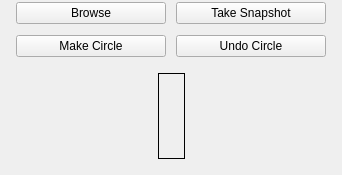
Above: GoTvApps/GoTvCommon/Forms/ThumbnailEditWidget.ui from brettrjones/gotvptop before the change. Below: the same form after it.
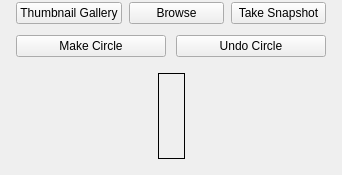
That is the form after the change. Custom widgets are drawn as their Qt base class.

Commit message: work on thumb gallery and library

The edit to the form file:
```diff
--- a/GoTvApps/GoTvCommon/Forms/ThumbnailEditWidget.ui
+++ b/GoTvApps/GoTvCommon/Forms/ThumbnailEditWidget.ui
@@ -26,7 +26,7 @@
    <item>
     <layout class="QHBoxLayout" name="horizontalLayout_3">
      <property name="spacing">
-      <number>10</number>
+      <number>7</number>
      </property>
      <property name="leftMargin">
       <number>5</number>
@@ -40,6 +40,13 @@
      <property name="bottomMargin">
       <number>5</number>
      </property>
+     <item>
+      <widget class="QPushButton" name="m_PickThumbButton">
+       <property name="text">
+        <string>Thumbnail Gallery</string>
+       </property>
+      </widget>
+     </item>
      <item>
       <widget class="QPushButton" name="m_BrowsePictureButton">
        <property name="text">
```
The commit also changes 60 other files.
